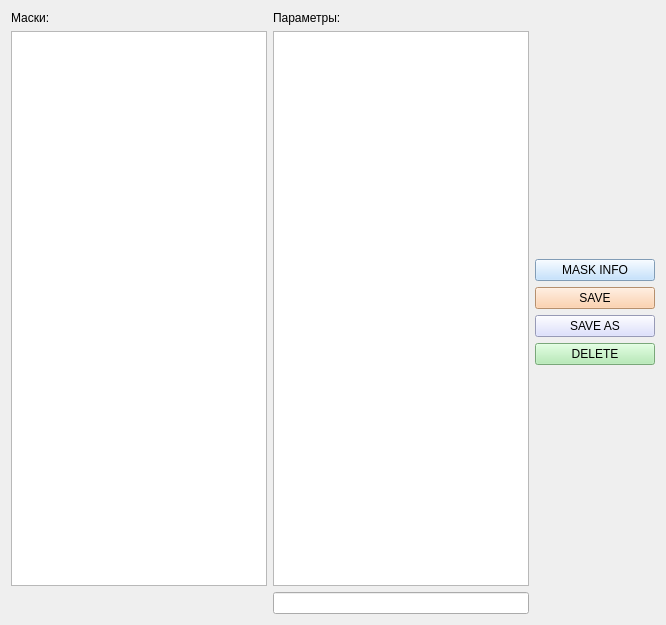
This is qt/mask_param_form.ui in idergunoff/geovel_1.0 as Qt 5 draws it before an edit. The edited form follows.
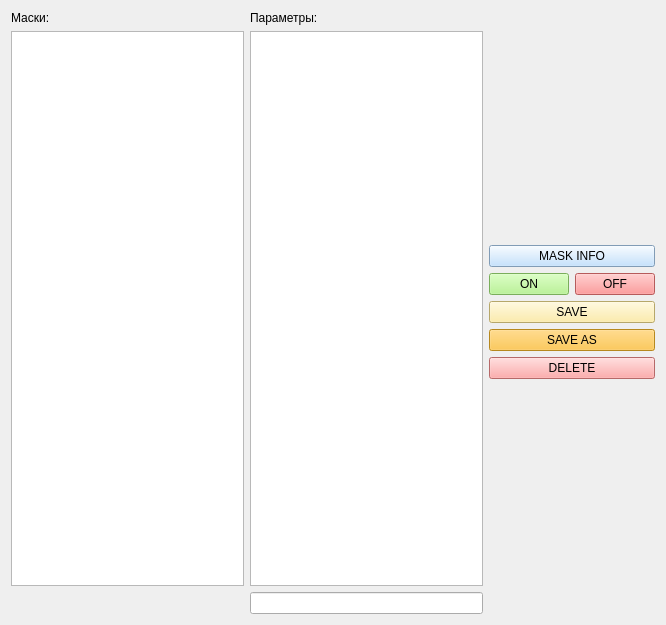
This is the edited form.

Commit message: mask_params - table_selection()

```diff
--- a/qt/mask_param_form.ui
+++ b/qt/mask_param_form.ui
@@ -62,33 +62,7 @@
         <layout class="QGridLayout" name="gridLayout_6">
          <item row="0" column="0">
           <layout class="QGridLayout" name="gridLayout_2">
-           <item row="1" column="0">
-            <widget class="QPushButton" name="pushButton_save">
-             <property name="toolTip">
-              <string>Сохранить изменения для текущей маски</string>
-             </property>
-             <property name="styleSheet">
-              <string notr="true">background-color: rgb(255, 200, 152);</string>
-             </property>
-             <property name="text">
-              <string>SAVE</string>
-             </property>
-            </widget>
-           </item>
-           <item row="2" column="0">
-            <widget class="QPushButton" name="pushButton_save_as">
-             <property name="toolTip">
-              <string>Создать новую маску</string>
-             </property>
-             <property name="styleSheet">
-              <string notr="true">background-color: rgb(212, 215, 255);</string>
-             </property>
-             <property name="text">
-              <string>SAVE AS</string>
-             </property>
-            </widget>
-           </item>
-           <item row="0" column="0">
+           <item row="0" column="0" colspan="2">
             <widget class="QPushButton" name="pushButton_mask_info">
              <property name="toolTip">
               <string>Редактировать информацию о текущей маске</string>
@@ -101,13 +75,65 @@
              </property>
             </widget>
            </item>
-           <item row="3" column="0">
+           <item row="3" column="0" colspan="2">
+            <widget class="QPushButton" name="pushButton_save_as">
+             <property name="toolTip">
+              <string>Создать новую маску</string>
+             </property>
+             <property name="styleSheet">
+              <string notr="true">background-color: rgb(255, 191, 42);</string>
+             </property>
+             <property name="text">
+              <string>SAVE AS</string>
+             </property>
+            </widget>
+           </item>
+           <item row="1" column="1">
+            <widget class="QPushButton" name="pushButton_off">
+             <property name="toolTip">
+              <string>Отключить в списке параметры, выделенные в таблице</string>
+             </property>
+             <property name="styleSheet">
+              <string notr="true">background-color: rgb(255, 128, 128);</string>
+             </property>
+             <property name="text">
+              <string>OFF</string>
+             </property>
+            </widget>
+           </item>
+           <item row="1" column="0">
+            <widget class="QPushButton" name="pushButton_on">
+             <property name="toolTip">
+              <string>Включить в списке параметры, выделенные в таблице</string>
+             </property>
+             <property name="styleSheet">
+              <string notr="true">background-color: rgb(171, 243, 127);</string>
+             </property>
+             <property name="text">
+              <string>ON</string>
+             </property>
+            </widget>
+           </item>
+           <item row="2" column="0" colspan="2">
+            <widget class="QPushButton" name="pushButton_save">
+             <property name="toolTip">
+              <string>Сохранить изменения для текущей маски</string>
+             </property>
+             <property name="styleSheet">
+              <string notr="true">background-color: rgb(255, 234, 149);</string>
+             </property>
+             <property name="text">
+              <string>SAVE</string>
+             </property>
+            </widget>
+           </item>
+           <item row="4" column="0" colspan="2">
             <widget class="QPushButton" name="pushButton_delete">
              <property name="toolTip">
               <string>Удалить текущую маску</string>
              </property>
              <property name="styleSheet">
-              <string notr="true">background-color: rgb(170, 234, 170);</string>
+              <string notr="true">background-color: rgb(255, 147, 147);</string>
              </property>
              <property name="text">
               <string>DELETE</string>
```
The commit also changes 2 other files.
